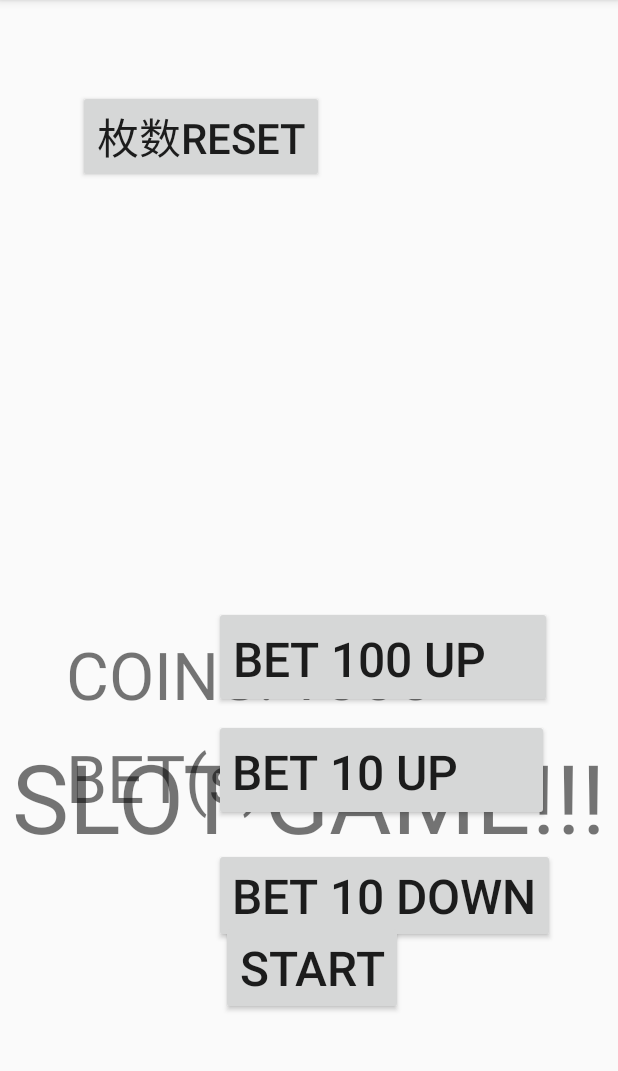
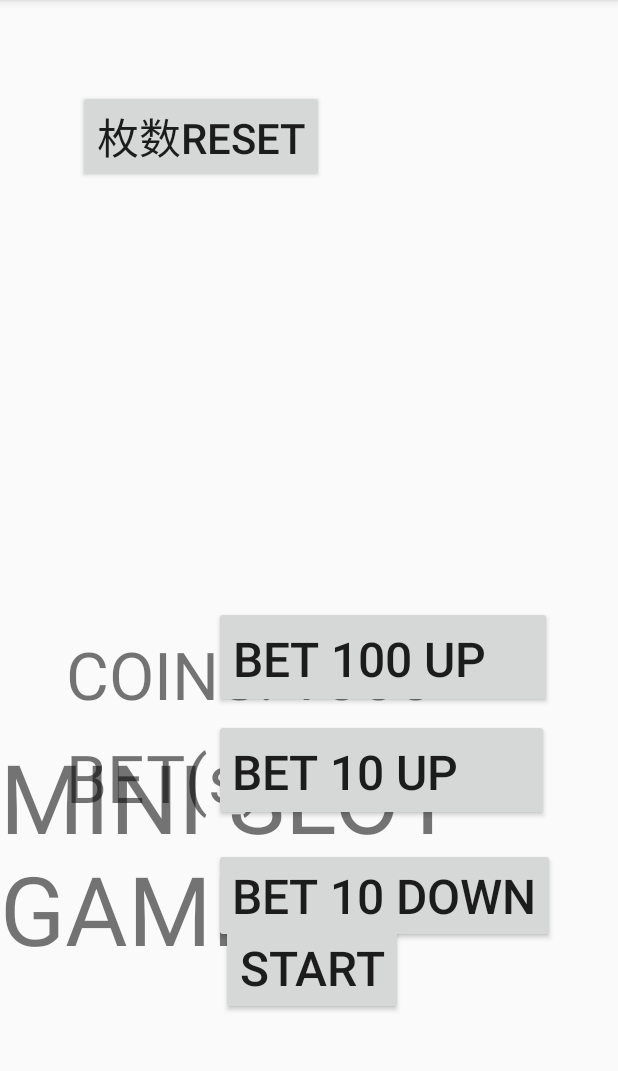
Before and after one commit to ASO1701013/MyMiniSlot, an Android app: the screen it shows after launch (MainActivity), on a phone screen of 412 x 824 dp, the part 84-1155 px from its top. Run offline under Robolectric (Android 15) with nearby library versions, the phone set to English and light mode, and no system bars; libraries missing offline, so code that uses them is left out: jp.ac.asojuku.

Commit message:
テキストの変更

```diff
--- a/app/src/main/res/layout/activity_main.xml
+++ b/app/src/main/res/layout/activity_main.xml
@@ -12,11 +12,12 @@
         android:layout_width="wrap_content"
         android:layout_height="wrap_content"
         android:layout_marginTop="488dp"
-        android:text="SLOT GAME!!!"
+        android:text="MINI SLOT GAME!!!"
         android:textSize="64sp"
         app:layout_constraintEnd_toEndOf="parent"
         app:layout_constraintStart_toStartOf="parent"
-        app:layout_constraintTop_toTopOf="parent" />
+        app:layout_constraintTop_toTopOf="parent"
+        tools:text="@string/Title" />
 
     <Button
         android:id="@+id/btn_reset"
--- a/app/src/main/res/values/strings.xml
+++ b/app/src/main/res/values/strings.xml
@@ -1,3 +1,4 @@
 <resources>
     <string name="app_name">MyMiniSlot</string>
+    <string name="Title">Mini SLOT GAME!</string>
 </resources>
```
